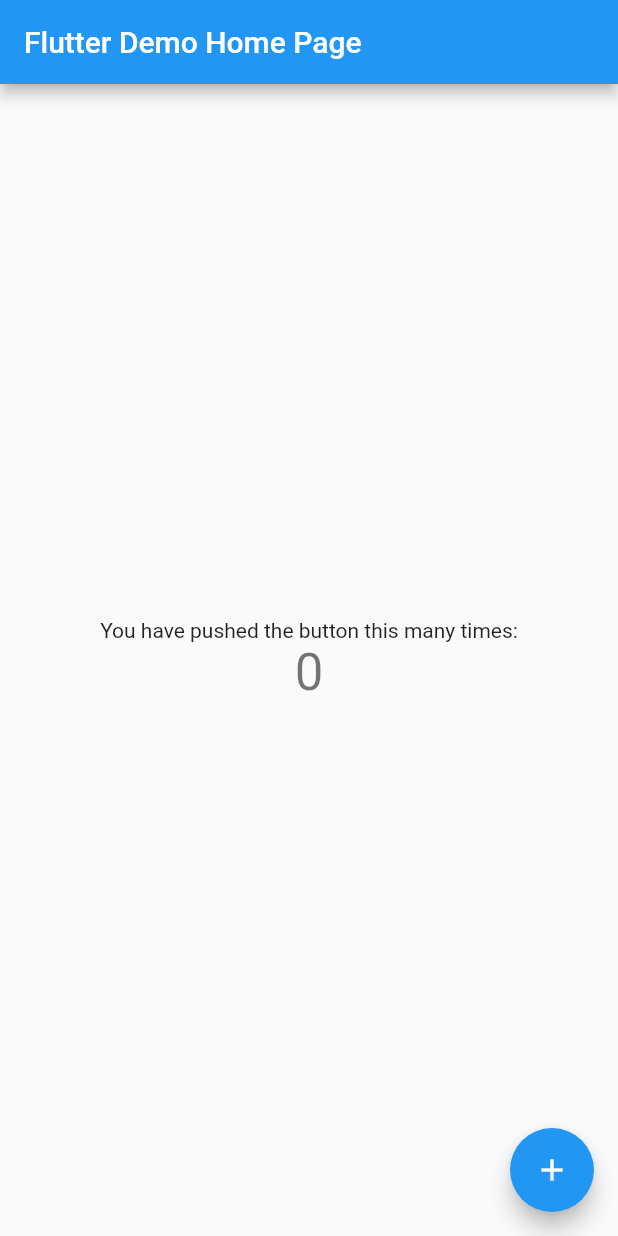
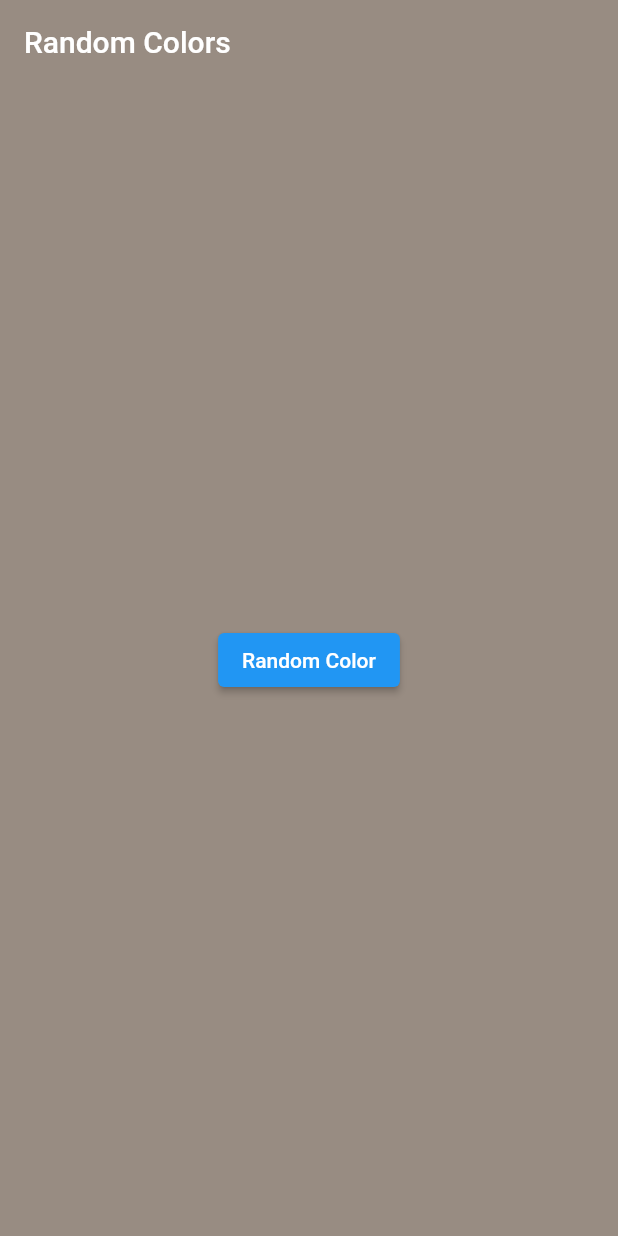
Before and after one commit to xmanelsantos/random_colors, a Flutter app: the screen it shows after launch, on a phone screen of 412 x 824 dp. Run offline on Flutter 3.47's test engine with Material 2 defaults, Android fonts, the phone set to English and light mode, and no system bars.

Commit message:
change color

```diff
--- a/lib/main.dart
+++ b/lib/main.dart
@@ -1,65 +1,21 @@
 import 'package:flutter/material.dart';
+
+import 'package:random_colors/screens/home/home_screen.dart';
 
 void main() {
   runApp(MyApp());
 }
 
 class MyApp extends StatelessWidget {
-  // This widget is the root of your application.
   @override
   Widget build(BuildContext context) {
     return MaterialApp(
-      title: 'Flutter Demo',
+      debugShowCheckedModeBanner: false,
+      title: 'Random Colors',
       theme: ThemeData(
-        primarySwatch: Colors.blue,
+        scaffoldBackgroundColor: Colors.black,
       ),
-      home: MyHomePage(title: 'Flutter Demo Home Page'),
+      home: HomeScreen(),
     );
   }
 }
-
-class MyHomePage extends StatefulWidget {
-  MyHomePage({Key key, this.title}) : super(key: key);
-  final String title;
-
-  @override
-  _MyHomePageState createState() => _MyHomePageState();
-}
-
-class _MyHomePageState extends State<MyHomePage> {
-  int _counter = 0;
-
-  void _incrementCounter() {
-    setState(() {
-      _counter++;
-    });
-  }
-
-  @override
-  Widget build(BuildContext context) {
-    return Scaffold(
-      appBar: AppBar(
-        title: Text(widget.title),
-      ),
-      body: Center(
-        child: Column(
-          mainAxisAlignment: MainAxisAlignment.center,
-          children: <Widget>[
-            Text(
-              'You have pushed the button this many times:',
-            ),
-            Text(
-              '$_counter',
-              style: Theme.of(context).textTheme.headline4,
-            ),
-          ],
-        ),
-      ),
-      floatingActionButton: FloatingActionButton(
-        onPressed: _incrementCounter,
-        tooltip: 'Increment',
-        child: Icon(Icons.add),
-      ),
-    );
-  }
-}
--- /dev/null
+++ b/lib/screens/home/home_screen.dart
@@ -0,0 +1,47 @@
+import 'dart:math' as math;
+import 'package:flutter/material.dart';
+import 'package:flutter/services.dart';
+
+class HomeScreen extends StatefulWidget {
+  @override
+  _HomeScreenState createState() => _HomeScreenState();
+}
+
+Color kPrimaryColor = Color.fromRGBO(152, 140, 130, 1);
+
+class _HomeScreenState extends State<HomeScreen> {
+  final math.Random _random = math.Random();
+  SystemUiOverlayStyle _currentStyle = SystemUiOverlayStyle.light;
+
+  void _randomColor() {}
+
+  @override
+  Widget build(BuildContext context) {
+    return Scaffold(
+        appBar: AppBar(
+          title: Text('Random Colors'),
+          elevation: 0,
+          backgroundColor: kPrimaryColor,
+        ),
+        backgroundColor: kPrimaryColor,
+        body: AnnotatedRegion<SystemUiOverlayStyle>(
+          value: _currentStyle,
+          child: Center(
+            child: ElevatedButton(
+              onPressed: () {
+                final Color color = Color.fromRGBO(
+                  _random.nextInt(255),
+                  _random.nextInt(255),
+                  _random.nextInt(255),
+                  1,
+                );
+                setState(() {
+                  kPrimaryColor = color;
+                });
+              },
+              child: const Text('Random Color'),
+            ),
+          ),
+        ));
+  }
+}
```
